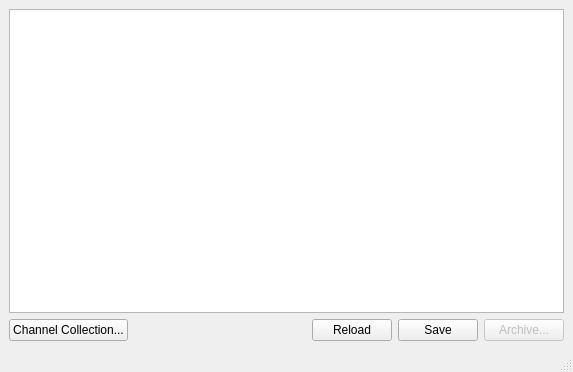
Before: the Qt Designer form ui/mainwindow.ui in sestei/pydaqconfig, drawn with Qt 5.
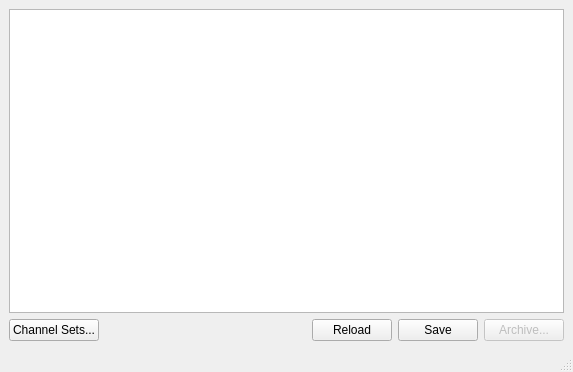
After: the same form once the commit is applied.

Commit message:
implemented channel sets
- needs .set files in the ini directory, with one channel name per line
- accepts comments (#)
- will enable/disable acquisition for those channels
- will always enable those channels (to be able to get the data)

```diff
--- a/ui/mainwindow.ui
+++ b/ui/mainwindow.ui
@@ -27,7 +27,7 @@
       <item>
        <widget class="QPushButton" name="btnChannelSet">
         <property name="text">
-         <string>Channel Collection...</string>
+         <string>Channel Sets...</string>
         </property>
        </widget>
       </item>
```
Left out of the diff: 2 changed lines with no effect on the pictures. The commit also changes 5 other files.
